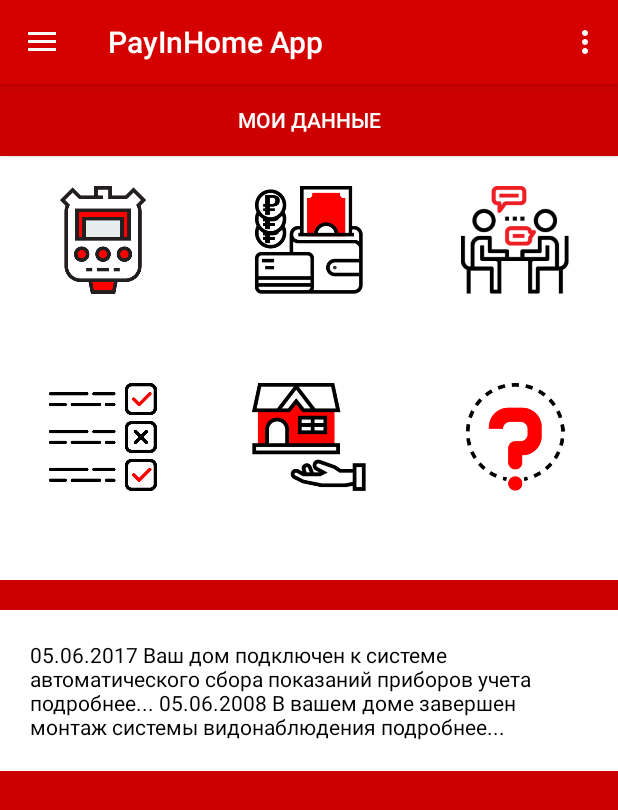
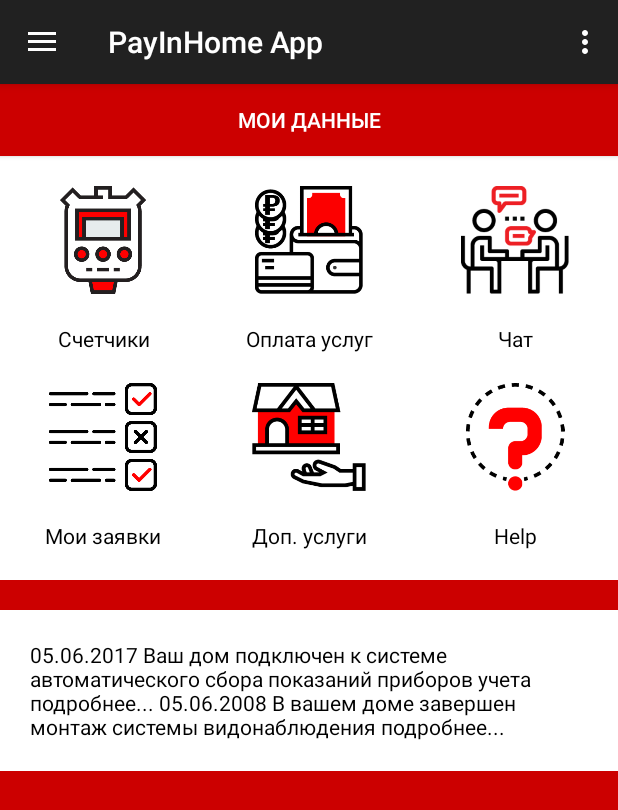
Before and after one commit to GermanMik/PayInHome, an Android app: the screen it shows after launch (MainActivity), after a tap on "ВОЙТИ", on a phone screen of 412 x 824 dp. Shown: the top 810 px of the screen. Run offline under Robolectric (Android 15) with nearby library versions, the phone set to English and light mode, and no system bars; 1 other tap on this screen came first.

Commit message:
Semi-finish with themes + optimized code in whole project

```diff
--- a/app/src/main/java/ru/android/payinhomev2/MainActivity.java
+++ b/app/src/main/java/ru/android/payinhomev2/MainActivity.java
@@ -20,37 +20,22 @@ public class MainActivity extends AppCompatActivity
 
     @Override
     protected void onCreate(Bundle savedInstanceState) {
-
         // Получаем через Sharedpref инт с идентификатором темы и устанавливаем ее
         if (FrontScreen.sharedSettings.contains(APP_PREFERENCES_THEME)) {
             theme = sharedSettings.getInt(APP_PREFERENCES_THEME, 1);
-        }else{theme = sharedSettings.getInt(APP_PREFERENCES_THEME, 0);}
+        }else{theme = sharedSettings.getInt(APP_PREFERENCES_THEME, 1);}
+        // Если в данных значени 1 то ставим темную тему
+        if (theme == 1) {
+            setTheme(R.style.DarkTheme);
+        } else {
+            setTheme(R.style.AppTheme);
 
-//        TODO:Error: FATAL EXCEPTION: main
-//         Process: ru.android.payinhomev2, PID: 12165
-//         java.lang.RuntimeException: Unable to start activity ComponentInfo {ru.android.payinhomev2/ru.android.payinhomev2.MainActivity}:
-//         java.lang.IllegalStateException: This Activity already has an action bar supplied by the window decor.
-//         Do not request Window.FEATURE_SUPPORT_ACTION_BAR and set windowActionBar to false in your theme to use a Toolbar instead.
-        if (theme == 1) {
-            setTheme(R.style.AppTheme);
-        } else {
-            setTheme(R.style.DarkTheme);
         }
 
         super.onCreate(savedInstanceState);
         setContentView(R.layout.activity_main);
         Toolbar toolbar = findViewById(R.id.toolbar);
         setSupportActionBar(toolbar);
-
-//        FloatingActionButton fab = (FloatingActionButton) findViewById(R.id.fab);
-//        fab.setOnClickListener(new View.OnClickListener() {
-//            @Override
-//            public void onClick(View view) {
-//                Snackbar.make(view, "Replace with your own action", Snackbar.LENGTH_LONG)
-//                        .setAction("Action", null).show();
-//            }
-//        });
-
         DrawerLayout drawer = findViewById(R.id.drawer_layout);
         ActionBarDrawerToggle toggle = new ActionBarDrawerToggle(
                 this, drawer, toolbar, R.string.navigation_drawer_open, R.string.navigation_drawer_close);
@@ -84,12 +69,10 @@ public class MainActivity extends AppCompatActivity
         // automatically handle clicks on the Home/Up button, so long
         // as you specify a parent activity in AndroidManifest.xml.
         int id = item.getItemId();
-
         //noinspection SimplifiableIfStatement
         if (id == R.id.action_settings) {
             return true;
         }
-
         return super.onOptionsItemSelected(item);
     }
 
@@ -98,17 +81,11 @@ public class MainActivity extends AppCompatActivity
     public boolean onNavigationItemSelected(@NonNull MenuItem item) {
         // Handle navigation view item clicks here.
         int id = item.getItemId();
-
         if (id == R.id.nav_settings) {
-
         } else if (id == R.id.nav_payment_adress) {
-
         } else if (id == R.id.nav_counters) {
-
         } else if (id == R.id.nav_addition) {
-
         }
-
         DrawerLayout drawer = findViewById(R.id.drawer_layout);
         drawer.closeDrawer(GravityCompat.START);
         return true;
--- a/app/src/main/res/values/colors.xml
+++ b/app/src/main/res/values/colors.xml
@@ -13,8 +13,8 @@
     <color name="secondaryColor">#d50000</color>
     <color name="secondaryLightColor">#ff5131</color>
     <color name="secondaryDarkColor">#9b0000</color>
-    <color name="primaryTextColor">#ffffff</color>
-    <color name="secondaryTextColor">#ffffff</color>
+    <color name="primaryTextColor">#000000</color>
+    <color name="secondaryTextColor">#000000</color>
 
 
     <color name="primaryColorDark">#212121</color>
@@ -23,6 +23,6 @@
     <color name="secondaryColorDark">#dd2c00</color>
     <color name="secondaryLightColorDark">#ff6434</color>
     <color name="secondaryDarkColorDark">#a30000</color>
-    <color name="primaryTextColorDark">#ffffff</color>
-    <color name="secondaryTextColorDark">#ffffff</color>
+    <color name="primaryTextColorDark">#000000</color>
+    <color name="secondaryTextColorDark">#000000</color>
 </resources>
--- a/app/src/main/res/values/styles.xml
+++ b/app/src/main/res/values/styles.xml
@@ -7,7 +7,7 @@
         <item name="colorPrimary">@color/primaryColor</item>
         <item name="colorPrimaryDark">@color/primaryDarkColor</item>
         <item name="colorAccent">@color/primaryLightColor</item>
-        <item name="colorSecondary">@color/secondaryLightColor</item>
+        <!--<item name="colorSecondary">@color/secondaryLightColor</item>-->
         <item name="android:textColor">@color/primaryTextColor</item>
         <item name="android:textColorPrimary">@color/primaryTextColor</item>
         <item name="android:textColorSecondary">@color/secondaryTextColor</item>
@@ -18,7 +18,7 @@
         <item name="colorPrimary">@color/primaryColorDark</item>
         <item name="colorPrimaryDark">@color/primaryDarkColorDark</item>
         <item name="colorAccent">@color/primaryLightColorDark</item>
-        <item name="colorSecondary">@color/secondaryColorDark</item>
+        <!--<item name="colorSecondary">@color/secondaryColorDark</item>-->
         <item name="android:textColor">@color/primaryTextColor</item>
         <item name="android:textColorPrimary">@color/primaryTextColor</item>
         <item name="android:textColorSecondary">@color/secondaryTextColor</item>
```
Also changed, not shown: app/src/main/java/ru/android/payinhomev2/FrontScreen.java (+2 -6 lines).
